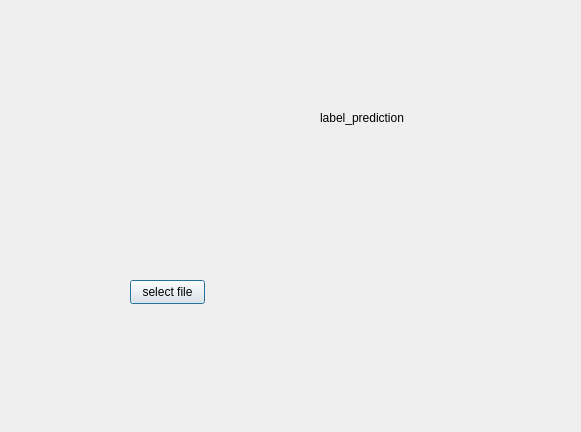
KIMSEULBEEN/mnist-network-pyqt, file main.ui: the form before one commit.
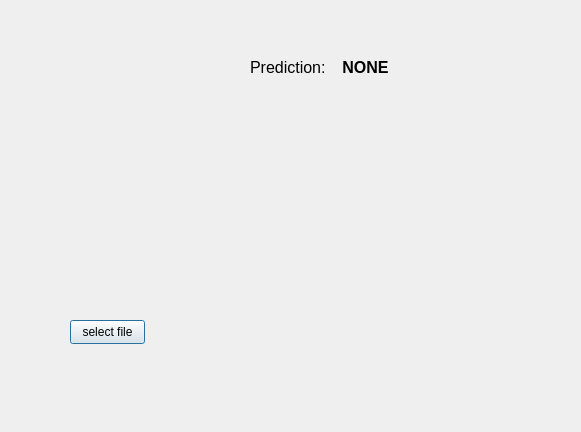
The form after the commit. Icons and pictures are not drawn. Custom widgets are drawn as their Qt base class.

Commit message: Bar Graph Added

The edit to the form file:
```diff
--- a/main.ui
+++ b/main.ui
@@ -16,8 +16,8 @@
   <widget class="QPushButton" name="btn_a">
    <property name="geometry">
     <rect>
-     <x>130</x>
-     <y>280</y>
+     <x>70</x>
+     <y>320</y>
      <width>75</width>
      <height>24</height>
     </rect>
@@ -29,8 +29,8 @@
   <widget class="QLabel" name="label_number">
    <property name="geometry">
     <rect>
-     <x>100</x>
-     <y>70</y>
+     <x>40</x>
+     <y>110</y>
      <width>141</width>
      <height>171</height>
     </rect>
@@ -46,16 +46,62 @@
    <property name="geometry">
     <rect>
      <x>320</x>
-     <y>110</y>
+     <y>57</y>
      <width>91</width>
-     <height>16</height>
+     <height>21</height>
     </rect>
    </property>
+   <property name="font">
+    <font>
+     <pointsize>12</pointsize>
+     <bold>true</bold>
+    </font>
+   </property>
    <property name="text">
-    <string>label_prediction</string>
+    <string>NONE</string>
+   </property>
+   <property name="alignment">
+    <set>Qt::AlignCenter</set>
+   </property>
+  </widget>
+  <widget class="PlotWidget" name="widget_graph" native="true">
+   <property name="geometry">
+    <rect>
+     <x>210</x>
+     <y>90</y>
+     <width>281</width>
+     <height>281</height>
+    </rect>
+   </property>
+  </widget>
+  <widget class="QLabel" name="label">
+   <property name="geometry">
+    <rect>
+     <x>250</x>
+     <y>57</y>
+     <width>91</width>
+     <height>21</height>
+    </rect>
+   </property>
+   <property name="font">
+    <font>
+     <pointsize>12</pointsize>
+     <bold>false</bold>
+    </font>
+   </property>
+   <property name="text">
+    <string>Prediction: </string>
    </property>
   </widget>
  </widget>
+ <customwidgets>
+  <customwidget>
+   <class>PlotWidget</class>
+   <extends>QWidget</extends>
+   <header location="global">pyqtgraph</header>
+   <container>1</container>
+  </customwidget>
+ </customwidgets>
  <resources>
   <include location="main.qrc"/>
  </resources>
```
The commit also changes 5 other files.
